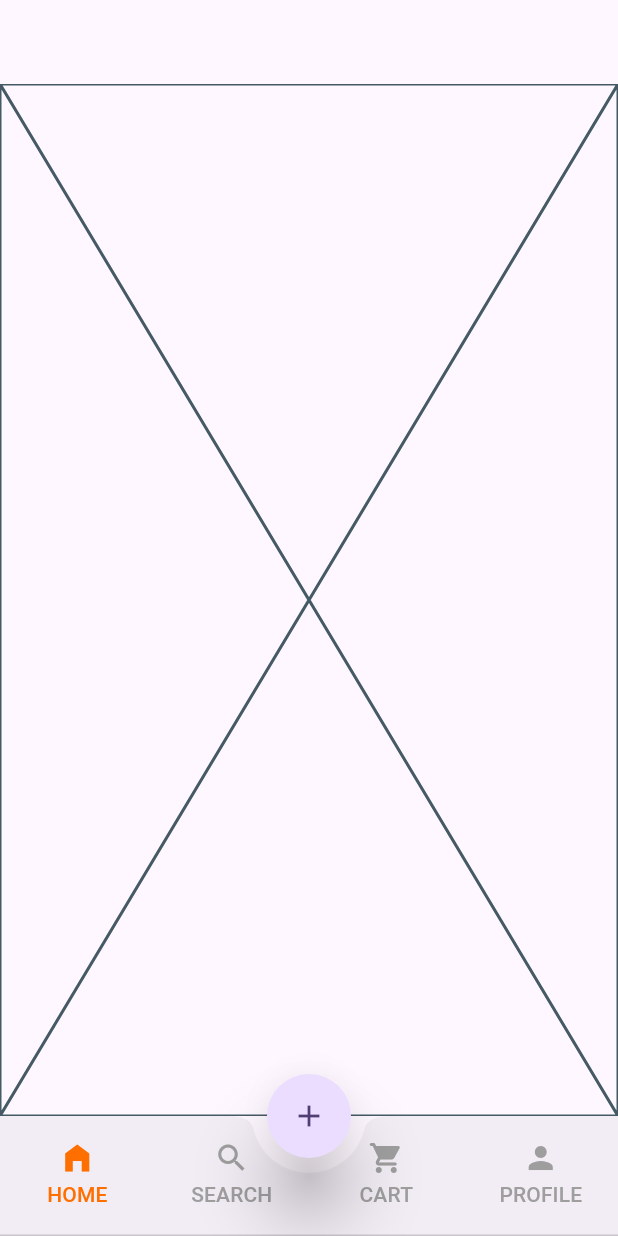
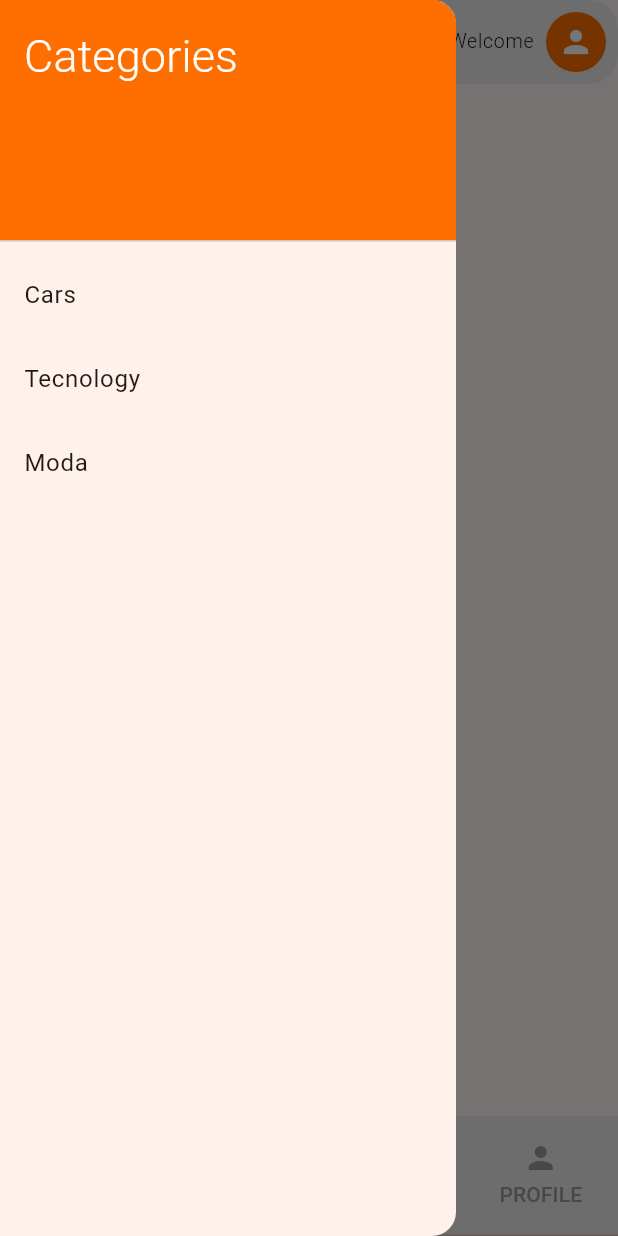
Before and after one commit to MhmmdAkcby/product_app, a Flutter app: the screen it shows after launch, with the side drawer open (before the commit the screen has no drawer), on a phone screen of 412 x 824 dp. Run offline on Flutter 3.47's test engine with Material 3 defaults, Android fonts, the phone set to English and light mode, and no system bars.

Commit message:
appbar and drawer ui created

```diff
--- a/lib/main.dart
+++ b/lib/main.dart
@@ -1,4 +1,5 @@
 import 'package:flutter/material.dart';
+import 'package:product_app/product/product/constant/color/project_color.dart';
 import 'package:product_app/product/view/home/home_view.dart';
 
 void main() {
@@ -13,8 +14,12 @@
     return MaterialApp(
       title: 'Flutter Demo',
       theme: ThemeData(
-        colorScheme: ColorScheme.fromSeed(seedColor: Colors.deepPurple),
+        colorScheme: ColorScheme.fromSeed(seedColor: ProjectColor.flushOrange()),
         useMaterial3: true,
+        appBarTheme: AppBarTheme(
+          backgroundColor: ProjectColor.superSilver(),
+          shape: const RoundedRectangleBorder(borderRadius: BorderRadius.all(Radius.circular(20))),
+        ),
       ),
       home: const HomeView(),
     );
--- a/lib/product/product/constant/color/project_color.dart
+++ b/lib/product/product/constant/color/project_color.dart
@@ -3,4 +3,7 @@ import 'package:flutter/material.dart';
 class ProjectColor extends Color {
   ProjectColor.flushOrange() : super.fromRGBO(255, 111, 0, 1);
   ProjectColor.mortarGrey() : super.fromRGBO(158, 158, 158, 1);
+  ProjectColor.whiteColor() : super.fromRGBO(255, 255, 255, 1);
+  ProjectColor.superSilver() : super.fromRGBO(238, 238, 238, 1);
+  ProjectColor.darkColor() : super.fromRGBO(256, 256, 256, 1);
 }
--- /dev/null
+++ b/lib/product/product/widget/draw_widget/naw_drawer_widget.dart
@@ -0,0 +1,40 @@
+import 'package:flutter/material.dart';
+import 'package:product_app/product/product/constant/color/project_color.dart';
+
+class NawDrawerWidget extends StatelessWidget {
+  const NawDrawerWidget({super.key});
+
+  @override
+  Widget build(BuildContext context) {
+    return Drawer(
+      child: ListView(
+        padding: EdgeInsets.zero,
+        children: [
+          DrawerHeader(
+            decoration: BoxDecoration(color: ProjectColor.flushOrange()),
+            child: Text(
+              'Categories',
+              style: textTheme(context, ProjectColor.whiteColor(), 30, FontWeight.w300),
+            ),
+          ),
+          ListTile(onTap: () => Navigator.of(context).pop(), title: const Text('Cars')),
+          ListTile(onTap: () => Navigator.of(context).pop(), title: const Text('Tecnology')),
+          ListTile(onTap: () => Navigator.of(context).pop(), title: const Text('Moda')),
+        ],
+      ),
+    );
+  }
+}
+
+TextStyle? textTheme(
+  BuildContext context,
+  Color color,
+  double fontSize,
+  FontWeight fontWeight,
+) {
+  return Theme.of(context).textTheme.labelLarge?.copyWith(
+        color: color,
+        fontSize: fontSize,
+        fontWeight: fontWeight,
+      );
+}
--- a/lib/product/view/home/home_view.dart
+++ b/lib/product/view/home/home_view.dart
@@ -1,7 +1,9 @@
 import 'package:flutter/material.dart';
 import 'package:product_app/product/product/constant/color/project_color.dart';
+import 'package:product_app/product/product/widget/draw_widget/naw_drawer_widget.dart';
 
 part 'home_part.g.dart';
+part 'appbar_part.g.dart';
 
 class HomeView extends StatefulWidget {
   const HomeView({super.key});
@@ -16,10 +18,9 @@ class _HomeViewState extends GenericHomeView<HomeView> {
     return DefaultTabController(
       length: _MyTabbarName.values.length,
       child: Scaffold(
-        bottomNavigationBar: BottomAppBarWidget(
-          widget: _tabbarMethod(),
-        ),
-        appBar: AppBar(),
+        drawer: const NawDrawerWidget(),
+        bottomNavigationBar: BottomAppBarWidget(widget: _tabbarMethod()),
+        appBar: const _PartAppBar(),
         floatingActionButton: const _FabWidget(),
         floatingActionButtonLocation: FloatingActionButtonLocation.centerDocked,
         body: _tabbarView(),
@@ -31,7 +32,7 @@ class _HomeViewState extends GenericHomeView<HomeView> {
     return TabBarView(
       physics: const NeverScrollableScrollPhysics(),
       controller: _tabController,
-      children: const [Placeholder(), Placeholder(), Placeholder(), Placeholder()],
+      children: [Container(), const Placeholder(), const Placeholder(), const Placeholder()],
     );
   }
 
@@ -55,6 +56,12 @@ class _HomeViewState extends GenericHomeView<HomeView> {
 class _WidgetSize {
   final double fabElevation = 20;
   final double _notchMargin = 10;
+  final double appBarText = 25;
+  final double welcomeTextSize = 13;
+}
+
+class _AppBarPaddinng extends EdgeInsets {
+  const _AppBarPaddinng.all() : super.all(8.0);
 }
 
 abstract class GenericHomeView<T extends HomeView> extends State<T> with TickerProviderStateMixin {
```
Also changed, not shown: lib/product/view/home/appbar_part.g.dart (added), lib/product/view/home/home_part.g.dart.
